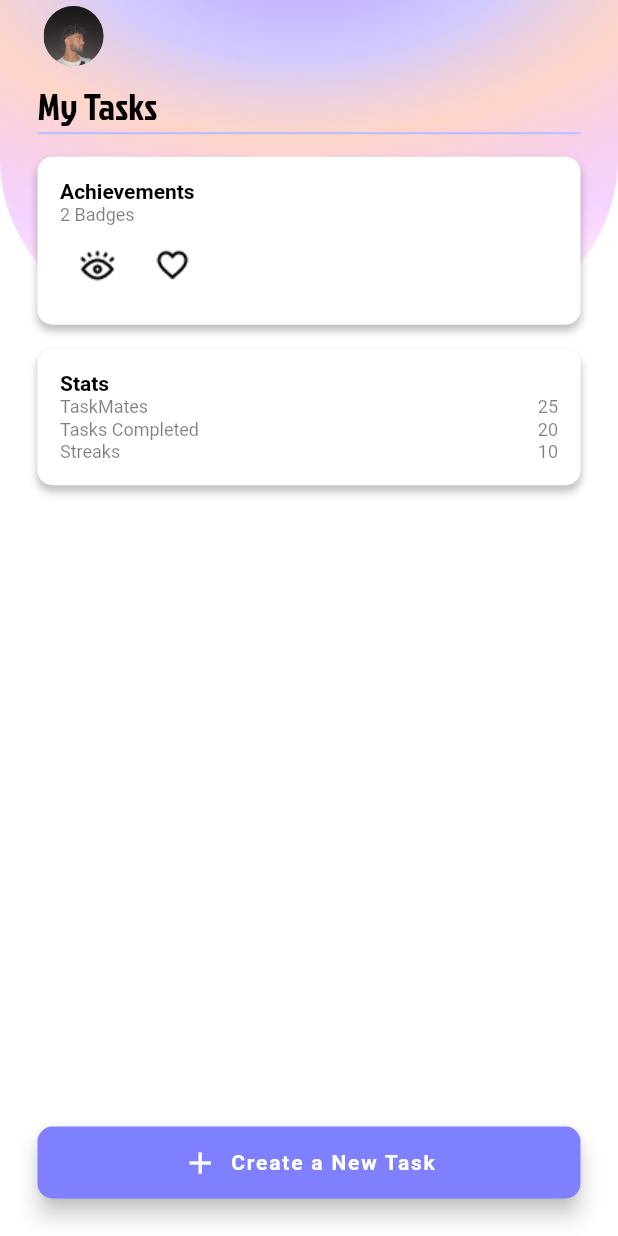
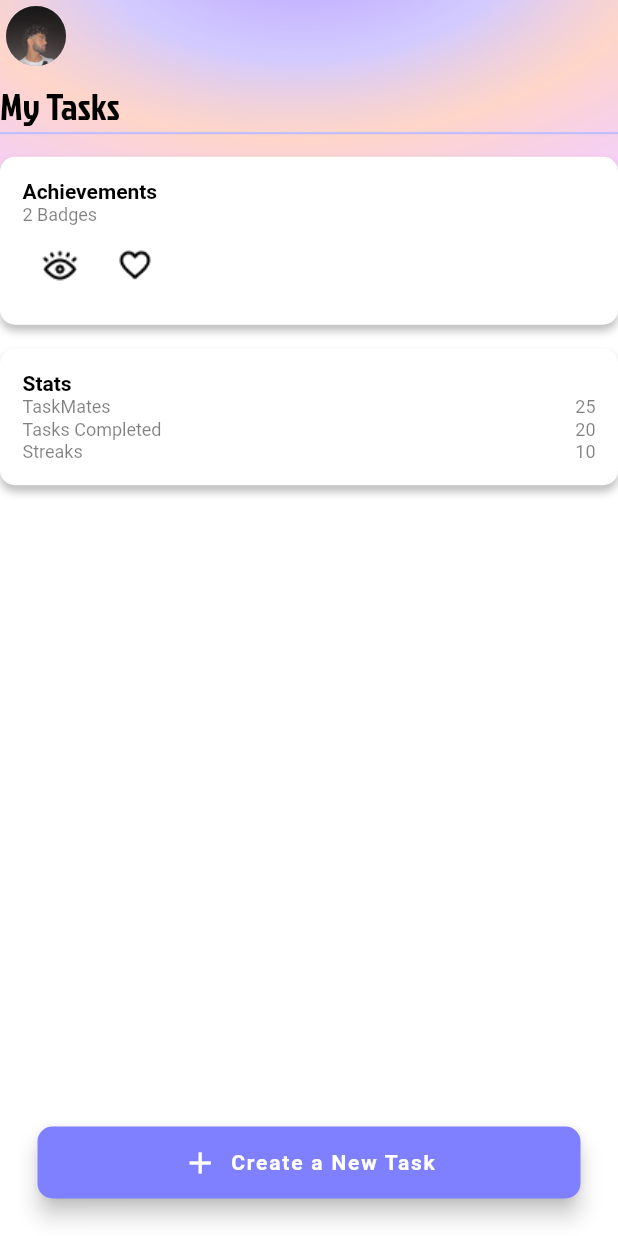
Before and after one commit to acm-projects/TaskMate, a Flutter app: the TasksPage screen opened by its route, on a phone screen of 412 x 824 dp. Run offline on Flutter 3.47's test engine with Material 2 defaults, Android fonts, the phone set to English and light mode, and no system bars; our stand-ins replace camera, firebase_auth, firebase_core, firebase_database, firebase_storage, google_nav_bar; accounts and stored records are empty.

Commit message:
removed padding from listview

```diff
--- a/lib/pages/tasks.dart
+++ b/lib/pages/tasks.dart
@@ -62,7 +62,6 @@ class _TasksPageState extends State<TasksPage> {
             child: Stack(
               children: [
                 ListView(
-                  padding: EdgeInsets.only(right: 25, left: 25),
                   children: [
                     Row(children: [
                       IconButton(
```
